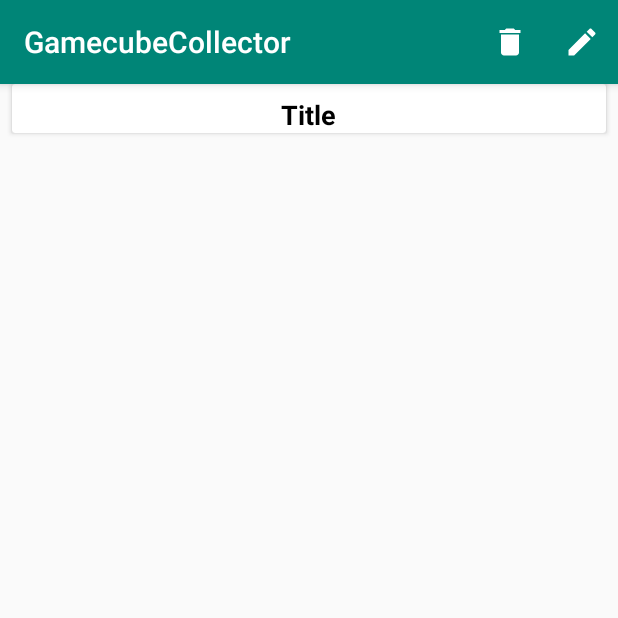
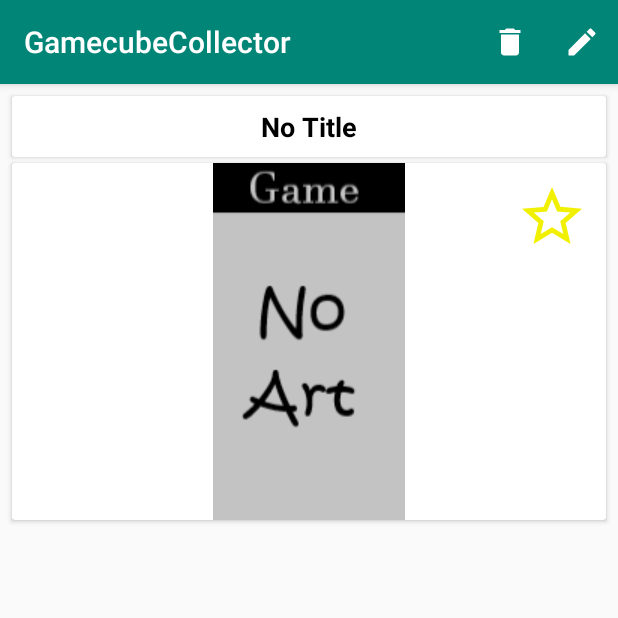
Before and after one commit to mcd-3/cubed-game-collector, an Android app: the fragment GameDetailFragment placed in its activity, on a phone screen of 412 x 824 dp, the top half of it. Run offline under Robolectric (Android 15) with nearby library versions, the phone set to English and light mode, and no system bars; our stand-ins replace Room's generated code; 2 statements that could not run were skipped.

Commit message:
Improved fragment_game_detail.xml design

```diff
--- /dev/null
+++ b/app/src/main/res/drawable/ic_star_border_yellow_48dp.xml
@@ -0,0 +1,5 @@
+<vector android:height="48dp" android:tint="#F0F000"
+    android:viewportHeight="24.0" android:viewportWidth="24.0"
+    android:width="48dp" xmlns:android="http://schemas.android.com/apk/res/android">
+    <path android:fillColor="#FF000000" android:pathData="M22,9.24l-7.19,-0.62L12,2 9.19,8.63 2,9.24l5.46,4.73L5.82,21 12,17.27 18.18,21l-1.63,-7.03L22,9.24zM12,15.4l-3.76,2.27 1,-4.28 -3.32,-2.88 4.38,-0.38L12,6.1l1.71,4.04 4.38,0.38 -3.32,2.88 1,4.28L12,15.4z"/>
+</vector>
--- /dev/null
+++ b/app/src/main/res/drawable/ic_star_yellow_48dp.xml
@@ -0,0 +1,5 @@
+<vector android:height="48dp" android:tint="#F0F000"
+    android:viewportHeight="24.0" android:viewportWidth="24.0"
+    android:width="48dp" xmlns:android="http://schemas.android.com/apk/res/android">
+    <path android:fillColor="#FF000000" android:pathData="M12,17.27L18.18,21l-1.64,-7.03L22,9.24l-7.19,-0.61L12,2 9.19,8.63 2,9.24l5.46,4.73L5.82,21z"/>
+</vector>
--- a/app/src/main/res/layout/fragment_game_detail.xml
+++ b/app/src/main/res/layout/fragment_game_detail.xml
@@ -1,13 +1,17 @@
 <?xml version="1.0" encoding="utf-8"?>
 <LinearLayout xmlns:android="http://schemas.android.com/apk/res/android"
+    xmlns:app="http://schemas.android.com/apk/res-auto"
     android:orientation="vertical" android:layout_width="match_parent"
     android:layout_height="match_parent">
 
     <androidx.cardview.widget.CardView
+        android:id="@+id/title_card_view"
         android:layout_width="match_parent"
         android:layout_height="wrap_content"
         android:layout_marginStart="@dimen/game_item_card_view_margin_start"
-        android:layout_marginEnd="@dimen/game_item_card_view_margin_end">
+        android:layout_marginEnd="@dimen/game_item_card_view_margin_end"
+        android:layout_marginTop="@dimen/game_detail_title_margin_top"
+        android:layout_marginBottom="@dimen/game_item_card_view_margin_bottom">
 
         <!-- TODO: Change text color to that of the style-->
         <TextView
@@ -17,14 +21,50 @@
             android:layout_marginStart="@dimen/game_detail_title_margin_start"
             android:layout_marginEnd="@dimen/game_detail_title_margin_end"
             android:layout_marginTop="@dimen/game_detail_title_margin_top"
+            android:layout_marginBottom="@dimen/game_detail_title_margin_bottom"
             android:layout_gravity="center_horizontal"
+            android:gravity="center"
             android:textColor="#000000"
             android:textStyle="bold"
             style="@style/TextAppearance.AppCompat.Medium"
             android:maxLines="3"
             android:ellipsize="end"
-            android:text="Title"/>
+            android:text="@string/no_title_available"/>
 
     </androidx.cardview.widget.CardView>
 
+    <androidx.cardview.widget.CardView
+        android:id="@+id/cover_card_view"
+        android:layout_width="match_parent"
+        android:layout_height="wrap_content"
+        android:layout_marginStart="@dimen/game_item_card_view_margin_start"
+        android:layout_marginEnd="@dimen/game_item_card_view_margin_end">
+
+        <RelativeLayout
+            android:layout_width="match_parent"
+            android:layout_height="match_parent">
+
+            <ImageView
+                android:id="@+id/cover_art_image_view"
+                android:layout_width="wrap_content"
+                android:layout_height="wrap_content"
+                android:layout_centerHorizontal="true"
+                android:contentDescription="@string/game_detail_image_view_content_description"
+                app:srcCompat="@drawable/no_art" />
+
+            <ImageButton
+                android:id="@+id/imageButton"
+                android:layout_width="wrap_content"
+                android:layout_height="wrap_content"
+                android:layout_alignParentEnd="true"
+                android:layout_marginEnd="@dimen/favourite_button_margin_end"
+                android:layout_marginTop="@dimen/favourite_button_margin_top"
+                android:contentDescription="@string/game_detail_favourite_image_button_view_content_description"
+                android:background="?attr/selectableItemBackground"
+                app:srcCompat="@drawable/ic_star_border_yellow_48dp" />
+
+
+        </RelativeLayout>
+    </androidx.cardview.widget.CardView>
+
 </LinearLayout>
--- a/app/src/main/res/values/dimens.xml
+++ b/app/src/main/res/values/dimens.xml
@@ -3,20 +3,24 @@
 
     <!-- Card View -->
     <dimen name="game_item_card_view_margin_top">4dp</dimen>
+    <dimen name="game_item_card_view_margin_bottom">4dp</dimen>
     <dimen name="game_item_card_view_margin_start">8dp</dimen>
     <dimen name="game_item_card_view_margin_end">8dp</dimen>
 
-    <!-- Image View -->
+    <!-- Image View and ImageButton View -->
     <dimen name="game_item_cover_art_margin_start">4dp</dimen>
     <dimen name="game_item_cover_art_margin_end">4dp</dimen>
     <dimen name="game_item_cover_art_margin_top">4dp</dimen>
     <dimen name="game_item_cover_art_margin_bottom">4dp</dimen>
+    <dimen name="favourite_button_margin_end">12dp</dimen>
+    <dimen name="favourite_button_margin_top">12dp</dimen>
     <dimen name="game_item_cover_art_width">32dp</dimen>
     <dimen name="game_item_cover_art_height">128dp</dimen>
 
     <!-- Text View -->
     <dimen name="game_detail_title_margin_top">8dp</dimen>
-    <dimen name="game_detail_title_margin_start">10dp</dimen>
-    <dimen name="game_detail_title_margin_end">10dp</dimen>
+    <dimen name="game_detail_title_margin_bottom">8dp</dimen>
+    <dimen name="game_detail_title_margin_start">32dp</dimen>
+    <dimen name="game_detail_title_margin_end">32dp</dimen>
 
 </resources>
--- a/app/src/main/res/values/strings.xml
+++ b/app/src/main/res/values/strings.xml
@@ -10,10 +10,15 @@
 
     <!-- ImageView content descriptions -->
     <string name="game_list_image_view_content_description">Game cover art</string>
+    <string name="game_detail_image_view_content_description">Game cover art</string>
+    <string name="game_detail_favourite_image_button_view_content_description">Favourite button</string>
 
     <!-- Alert Dialog text -->
     <string name="game_detail_delete_alert_title">Delete Game?</string>
     <string name="game_detail_delete_alert_body">Are you sure you want to delete this game?</string>
     <string name="game_detail_delete_alert_positive">Delete</string>
     <string name="game_detail_delete_alert_negative">@android:string/cancel</string>
+
+    <!-- Default TextView text -->
+    <string name="no_title_available">No Title</string>
 </resources>
```
